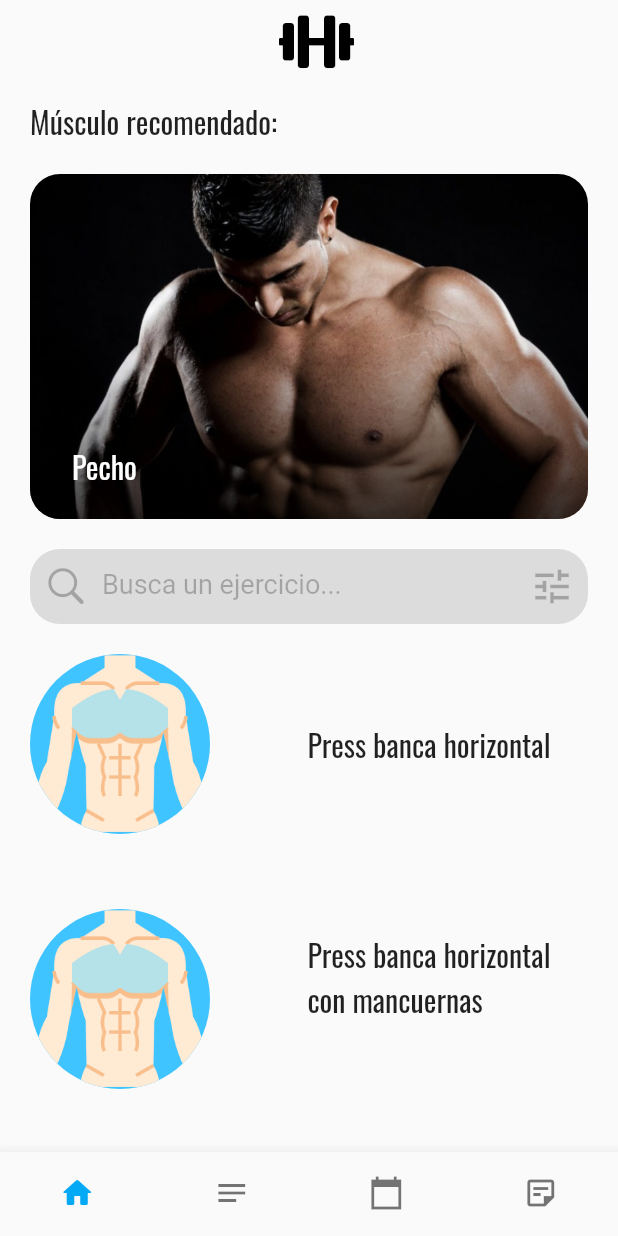
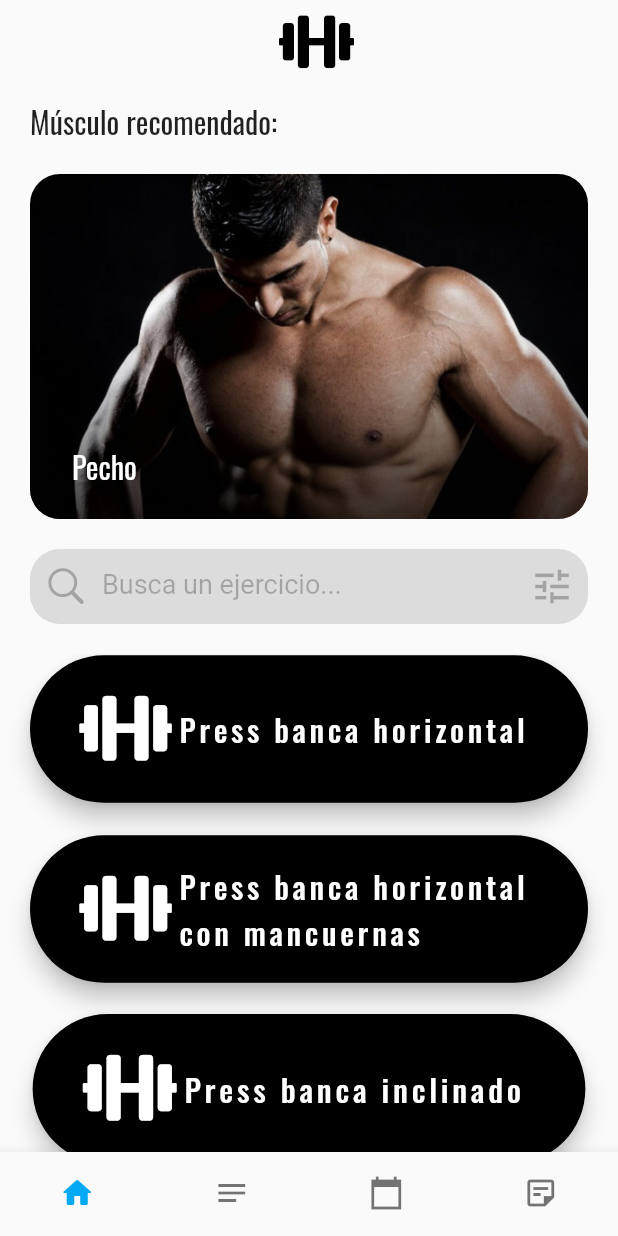
Before and after one commit to luismdelpozo/g_notes, a Flutter app: the screen it shows after launch, on a phone screen of 412 x 824 dp. Run offline on Flutter 3.47's test engine with Material 2 defaults, Android fonts, the phone set to English and light mode, and no system bars; our stand-ins replace google_fonts.

Commit message:
Nuevo diseño de la lista de ejercicios

```diff
--- a/lib/inicio.dart
+++ b/lib/inicio.dart
@@ -13,7 +13,7 @@ class Inicio extends StatelessWidget {
   List<Ejercicios> ejercicios = Utils.getEjercicios();
 
   final Style_letra = const TextStyle(fontSize: 20);
-
+  final Style_letra_small = const TextStyle(fontSize: 10);
   Radius get radius => new Radius.circular(20);
 
   /// Clasificacion de musculos
@@ -82,7 +82,9 @@ class Inicio extends StatelessWidget {
                                   children: [
                                     const SizedBox(width: 8),
                                     Text(musculos[_selected_musculo].name,
-                                      style: GoogleFonts.oswald(textStyle: Style_letra, color: Colors.white)
+                                      style: GoogleFonts.oswald(
+                                          textStyle: Style_letra,
+                                          color: Colors.white)
                                     )
                                   ]
                               )
@@ -108,44 +110,28 @@ class Inicio extends StatelessWidget {
                     itemBuilder: (BuildContext ctx, int index) {
                       return Container(
                         margin: const EdgeInsets.only(left: 20, right: 20, bottom: 20),
-                        height: 150,
                         child: Stack(
                             children: [
-                              // Positioned(
-                              //     bottom: 0,
-                              //     left: 0,
-                              //     right: 0,
-                              //     top: 0,
-                              //     child: Container(
-                              //       height: 150,
-                              //       decoration: BoxDecoration(
-                              //           borderRadius: BorderRadius.circular(20),
-                              //           gradient: LinearGradient(
-                              //               begin: Alignment.bottomCenter,
-                              //               end: Alignment.topCenter,
-                              //               colors: [
-                              //                 Colors.black87.withOpacity(0.7),
-                              //                 Colors.white70
-                              //               ]
-                              //           )
-                              //       ),
-                              //     )
-                              // ),
-                              Positioned(
-                                  child: CircleAvatar(
-                                    radius: 60.0,
-                                    backgroundImage: AssetImage('assets/' + ejercicios[index].imgName),
-                                    backgroundColor: Colors.lightBlueAccent,
+                              SizedBox(
+                                width: 8000,
+                                height: 100,
+                                child: FittedBox(
+                                  child: FloatingActionButton.extended(
+                                    onPressed: () {},
+                                    icon: const Icon(
+                                        MyFlutterApp.dumbbell,
+                                        color: Colors.white
                                     ),
-                              ),
-                              Positioned(
-                                bottom: 75,
-                                right: 25,
-                                child: Text(ejercicios[index].name,
-                                         style: GoogleFonts.oswald(textStyle: Style_letra),
-                                          textAlign: TextAlign.left
-                                        )
-                              ),
+                                    label: Text(ejercicios[index].name,
+                                        style: GoogleFonts.oswald(
+                                            textStyle: Style_letra_small,
+                                            color: Colors.white),
+                                        textAlign: TextAlign.left
+                                    ),
+                                    backgroundColor: Colors.black,
+                                  )
+                                ),
+                              )
                             ]
                         ),
                       );
```
